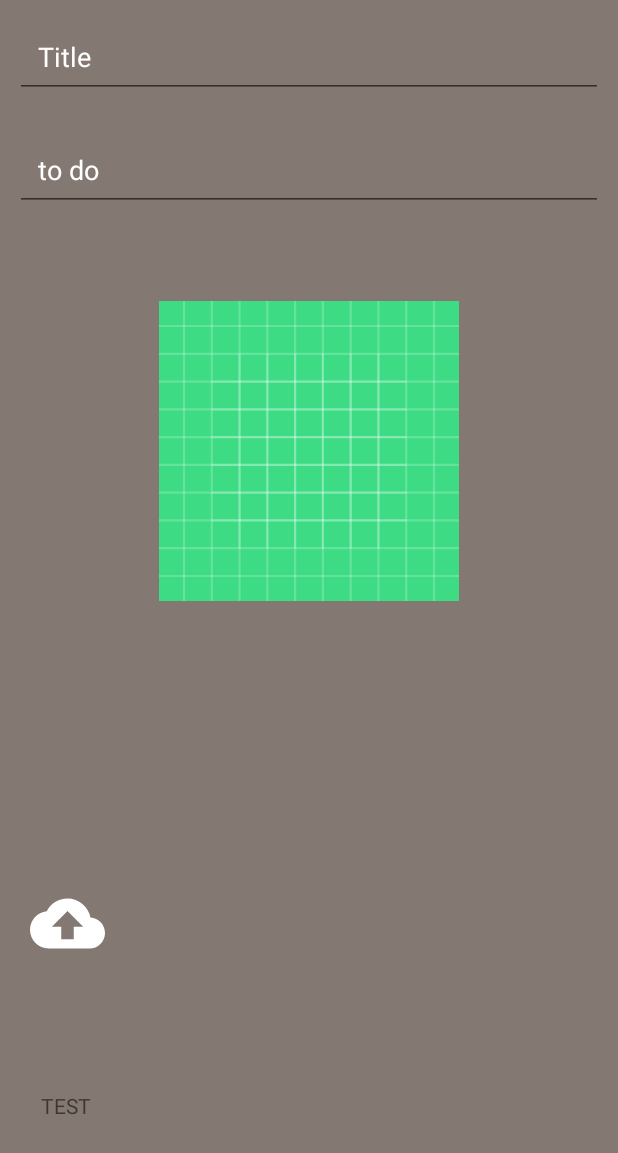
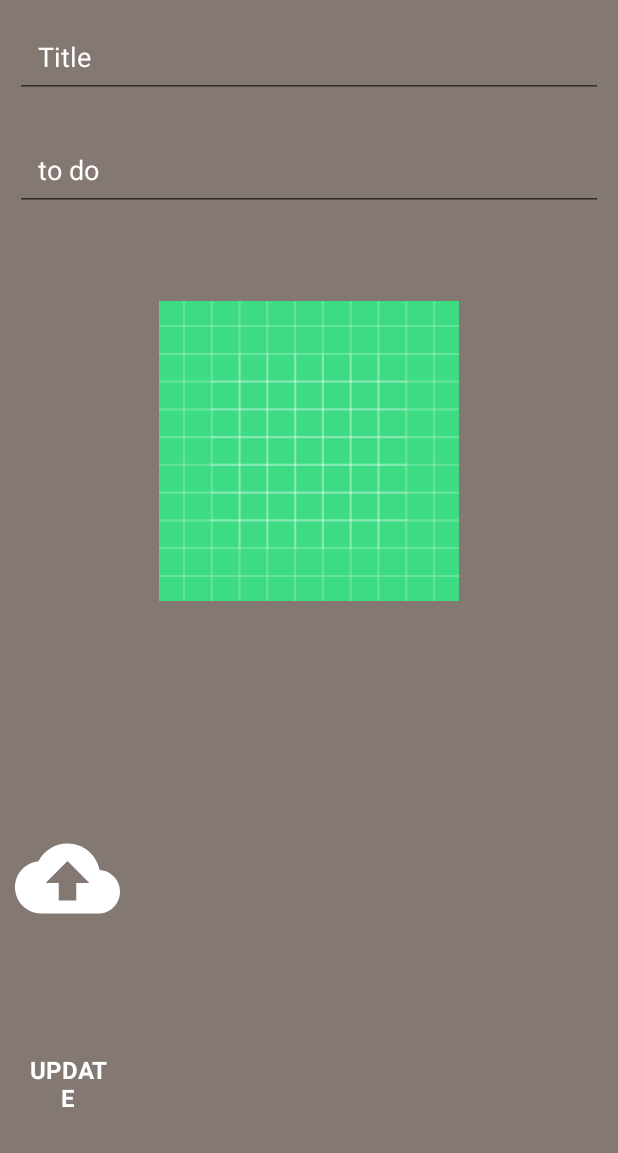
Before and after one commit to Wizardeirr/MTDList, an Android app: the fragment UpdateFragment placed in its activity, on a phone screen of 412 x 824 dp. Shown: the top 1153 px of the screen. Run offline under Robolectric (Android 15) with nearby library versions, the phone set to English and light mode, and no system bars; our stand-ins replace Dagger/Hilt's generated code, Room's generated code, navigation-ui.

Commit message:
UI fixed

```diff
--- a/app/src/main/res/layout/fragment_update.xml
+++ b/app/src/main/res/layout/fragment_update.xml
@@ -44,18 +44,22 @@
         android:id="@+id/updateverifyImage"
         android:layout_width="70dp"
         android:layout_height="70dp"
-        android:padding="10dp"
-        android:layout_marginTop="130dp"
+
+        android:layout_marginTop="100dp"
         android:layout_marginLeft="10dp"
         android:src="@drawable/update_icon">
 
     </ImageView>
     <TextView
-        android:layout_width="50dp"
+        android:layout_width="60dp"
         android:layout_height="match_parent"
-        android:text="TEST"
+        android:textSize="16sp"
+        android:text="UPDATE"
+        android:textColor="@color/white"
         android:gravity="center"
-        android:layout_marginLeft="19dp"
+        android:textStyle="bold"
+
+        android:layout_marginLeft="15dp"
         >
 
     </TextView>
```
